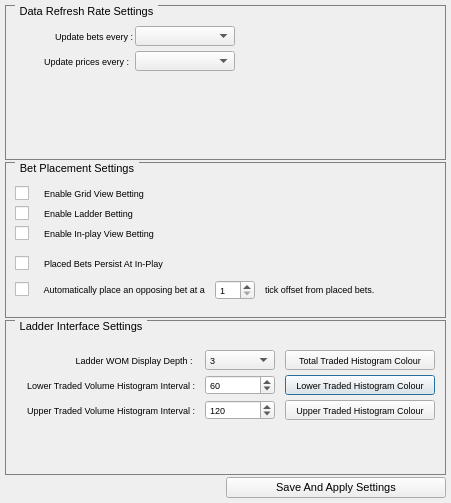
Before: the Qt Designer form programsettingsdialog.ui in doctorcee/betfair_ladder_trader, drawn with Qt 5.
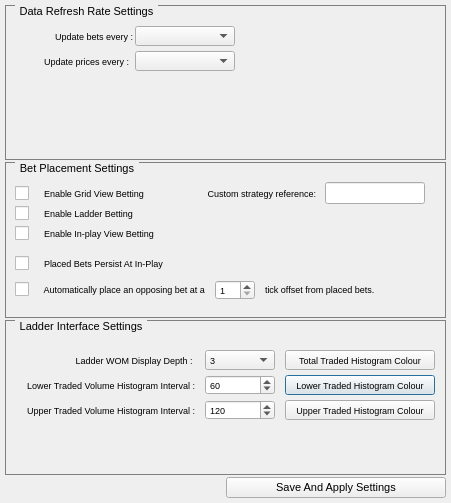
After: the same form once the commit is applied.

Commit message: Add GUI option to set a designated strategy reference string to be sent with every bet placed via the application. Needs attaching to bet placement code later

Patch:
```diff
--- a/programsettingsdialog.ui
+++ b/programsettingsdialog.ui
@@ -347,6 +347,50 @@
        <string>    Enable Grid View Betting</string>
       </property>
      </widget>
+     <widget class="QLineEdit" name="leCustomerStratRef">
+      <property name="geometry">
+       <rect>
+        <x>320</x>
+        <y>20</y>
+        <width>100</width>
+        <height>22</height>
+       </rect>
+      </property>
+      <property name="minimumSize">
+       <size>
+        <width>100</width>
+        <height>22</height>
+       </size>
+      </property>
+      <property name="maximumSize">
+       <size>
+        <width>100</width>
+        <height>22</height>
+       </size>
+      </property>
+     </widget>
+     <widget class="QLabel" name="label_2">
+      <property name="geometry">
+       <rect>
+        <x>190</x>
+        <y>23</y>
+        <width>121</width>
+        <height>17</height>
+       </rect>
+      </property>
+      <property name="font">
+       <font>
+        <family>Ubuntu</family>
+        <pointsize>7</pointsize>
+       </font>
+      </property>
+      <property name="text">
+       <string>Custom strategy reference:</string>
+      </property>
+      <property name="alignment">
+       <set>Qt::AlignRight|Qt::AlignTrailing|Qt::AlignVCenter</set>
+      </property>
+     </widget>
     </widget>
    </item>
    <item>
```
The commit also changes 2 other files.
